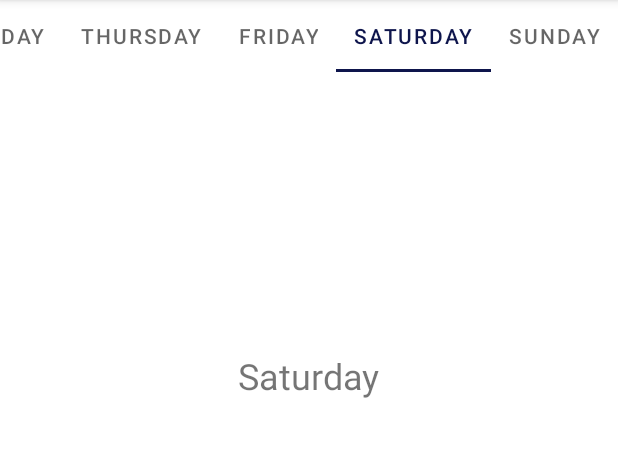
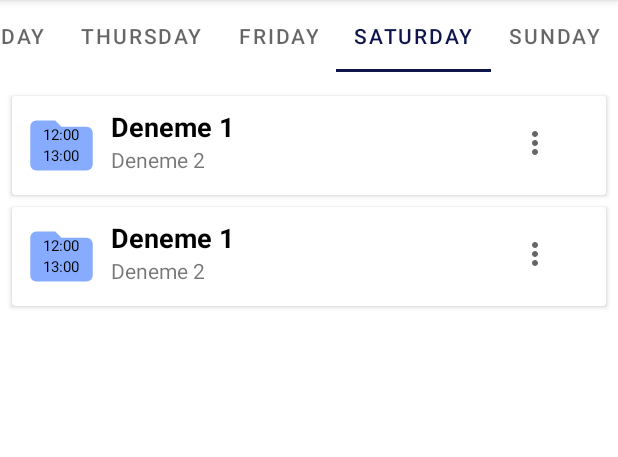
Before and after one commit to hasandeniz/ReminderAssistant, an Android app: the screen it shows after launch (MainActivity), tab 5 chosen, on a phone screen of 412 x 824 dp, the part 84-541 px from its top. Run offline under Robolectric (Android 15) with nearby library versions, the phone set to English and light mode, and no system bars.

Commit message:
recyclerview added all fragments

```diff
--- a/app/src/main/java/com/hasandeniz/reminderassistant/fragments/SaturdayFragment.kt
+++ b/app/src/main/java/com/hasandeniz/reminderassistant/fragments/SaturdayFragment.kt
@@ -5,7 +5,12 @@ import androidx.fragment.app.Fragment
 import android.view.LayoutInflater
 import android.view.View
 import android.view.ViewGroup
+import androidx.recyclerview.widget.LinearLayoutManager
+import com.hasandeniz.reminderassistant.ExampleItem
 import com.hasandeniz.reminderassistant.R
+import com.hasandeniz.reminderassistant.adapters.RecyclerViewAdapter
+import kotlinx.android.synthetic.main.fragment_monday.*
+import kotlinx.android.synthetic.main.fragment_saturday.*
 
 
 class SaturdayFragment : Fragment() {
@@ -21,5 +26,25 @@ class SaturdayFragment : Fragment() {
         // Inflate the layout for this fragment
         return inflater.inflate(R.layout.fragment_saturday, container, false)
     }
+    override fun onViewCreated(view: View, savedInstanceState: Bundle?) {
+        val exampleItem = denemeItem()
+        val exampleItem2 = denemeItem()
+
+        val exampleItemList = ArrayList<ExampleItem>()
+        exampleItemList.add(exampleItem)
+        exampleItemList.add(exampleItem2)
+        recyclerViewSaturday.adapter = RecyclerViewAdapter(exampleItemList)
+        recyclerViewSaturday.layoutManager = LinearLayoutManager(activity)
+        recyclerViewSaturday.setHasFixedSize(true)
+
+    }
+
+    private fun denemeItem(): ExampleItem {
+        val text2 = "Deneme 2"
+        val text1 = "Deneme 1"
+        val imageText1 = "12:00"
+        val imageText2 = "13:00"
+        return ExampleItem(text1, text2, imageText1, imageText2)
+    }
 
 }
--- a/app/src/main/java/com/hasandeniz/reminderassistant/fragments/SundayFragment.kt
+++ b/app/src/main/java/com/hasandeniz/reminderassistant/fragments/SundayFragment.kt
@@ -5,7 +5,12 @@ import androidx.fragment.app.Fragment
 import android.view.LayoutInflater
 import android.view.View
 import android.view.ViewGroup
+import androidx.recyclerview.widget.LinearLayoutManager
+import com.hasandeniz.reminderassistant.ExampleItem
 import com.hasandeniz.reminderassistant.R
+import com.hasandeniz.reminderassistant.adapters.RecyclerViewAdapter
+import kotlinx.android.synthetic.main.fragment_saturday.*
+import kotlinx.android.synthetic.main.fragment_sunday.*
 
 
 class SundayFragment : Fragment() {
@@ -21,5 +26,25 @@ class SundayFragment : Fragment() {
         // Inflate the layout for this fragment
         return inflater.inflate(R.layout.fragment_sunday, container, false)
     }
+    override fun onViewCreated(view: View, savedInstanceState: Bundle?) {
+        val exampleItem = denemeItem()
+        val exampleItem2 = denemeItem()
+
+        val exampleItemList = ArrayList<ExampleItem>()
+        exampleItemList.add(exampleItem)
+        exampleItemList.add(exampleItem2)
+        recyclerViewSunday.adapter = RecyclerViewAdapter(exampleItemList)
+        recyclerViewSunday.layoutManager = LinearLayoutManager(activity)
+        recyclerViewSunday.setHasFixedSize(true)
+
+    }
+
+    private fun denemeItem(): ExampleItem {
+        val text2 = "Deneme 2"
+        val text1 = "Deneme 1"
+        val imageText1 = "12:00"
+        val imageText2 = "13:00"
+        return ExampleItem(text1, text2, imageText1, imageText2)
+    }
 
 }
--- a/app/src/main/java/com/hasandeniz/reminderassistant/fragments/TuesdayFragment.kt
+++ b/app/src/main/java/com/hasandeniz/reminderassistant/fragments/TuesdayFragment.kt
@@ -5,7 +5,12 @@ import androidx.fragment.app.Fragment
 import android.view.LayoutInflater
 import android.view.View
 import android.view.ViewGroup
+import androidx.recyclerview.widget.LinearLayoutManager
+import com.hasandeniz.reminderassistant.ExampleItem
 import com.hasandeniz.reminderassistant.R
+import com.hasandeniz.reminderassistant.adapters.RecyclerViewAdapter
+import kotlinx.android.synthetic.main.fragment_saturday.*
+import kotlinx.android.synthetic.main.fragment_tuesday.*
 
 
 class TuesdayFragment : Fragment() {
@@ -21,5 +26,25 @@ class TuesdayFragment : Fragment() {
         // Inflate the layout for this fragment
         return inflater.inflate(R.layout.fragment_tuesday, container, false)
     }
+    override fun onViewCreated(view: View, savedInstanceState: Bundle?) {
+        val exampleItem = denemeItem()
+        val exampleItem2 = denemeItem()
+
+        val exampleItemList = ArrayList<ExampleItem>()
+        exampleItemList.add(exampleItem)
+        exampleItemList.add(exampleItem2)
+        recyclerViewTuesday.adapter = RecyclerViewAdapter(exampleItemList)
+        recyclerViewTuesday.layoutManager = LinearLayoutManager(activity)
+        recyclerViewTuesday.setHasFixedSize(true)
+
+    }
+
+    private fun denemeItem(): ExampleItem {
+        val text2 = "Deneme 2"
+        val text1 = "Deneme 1"
+        val imageText1 = "12:00"
+        val imageText2 = "13:00"
+        return ExampleItem(text1, text2, imageText1, imageText2)
+    }
 
 }
--- a/app/src/main/res/layout/fragment_saturday.xml
+++ b/app/src/main/res/layout/fragment_saturday.xml
@@ -4,17 +4,17 @@
     xmlns:tools="http://schemas.android.com/tools"
     android:layout_width="match_parent"
     android:layout_height="match_parent"
-    tools:context=".fragments.MondayFragment">
+    tools:context=".MainActivity">
 
-
-    <TextView
-
-        android:layout_width="wrap_content"
-        android:layout_height="wrap_content"
-        android:layout_marginTop="178dp"
-        android:text="Saturday"
-        android:textSize="24sp"
+    <androidx.recyclerview.widget.RecyclerView
+        android:id="@+id/recyclerViewSaturday"
+        android:layout_width="0dp"
+        android:layout_height="0dp"
+        android:clipToPadding="false"
+        android:padding="4dp"
+        app:layout_constraintBottom_toBottomOf="parent"
         app:layout_constraintEnd_toEndOf="parent"
         app:layout_constraintStart_toStartOf="parent"
-        app:layout_constraintTop_toTopOf="parent" />
+        app:layout_constraintTop_toTopOf="parent"
+        tools:listitem="@layout/recycler_view_row" />
 </androidx.constraintlayout.widget.ConstraintLayout>
```
Also changed, not shown: app/src/main/java/com/hasandeniz/reminderassistant/fragments/ThursdayFragment.kt (+25 -0 lines), app/src/main/java/com/hasandeniz/reminderassistant/fragments/WednesdayFragment.kt (+25 -0 lines), app/src/main/res/layout/fragment_sunday.xml (+10 -10 lines), app/src/main/res/layout/fragment_thursday.xml (+10 -9 lines), app/src/main/res/layout/fragment_tuesday.xml (+10 -9 lines), app/src/main/res/layout/fragment_wednesday.xml (+10 -9 lines).
